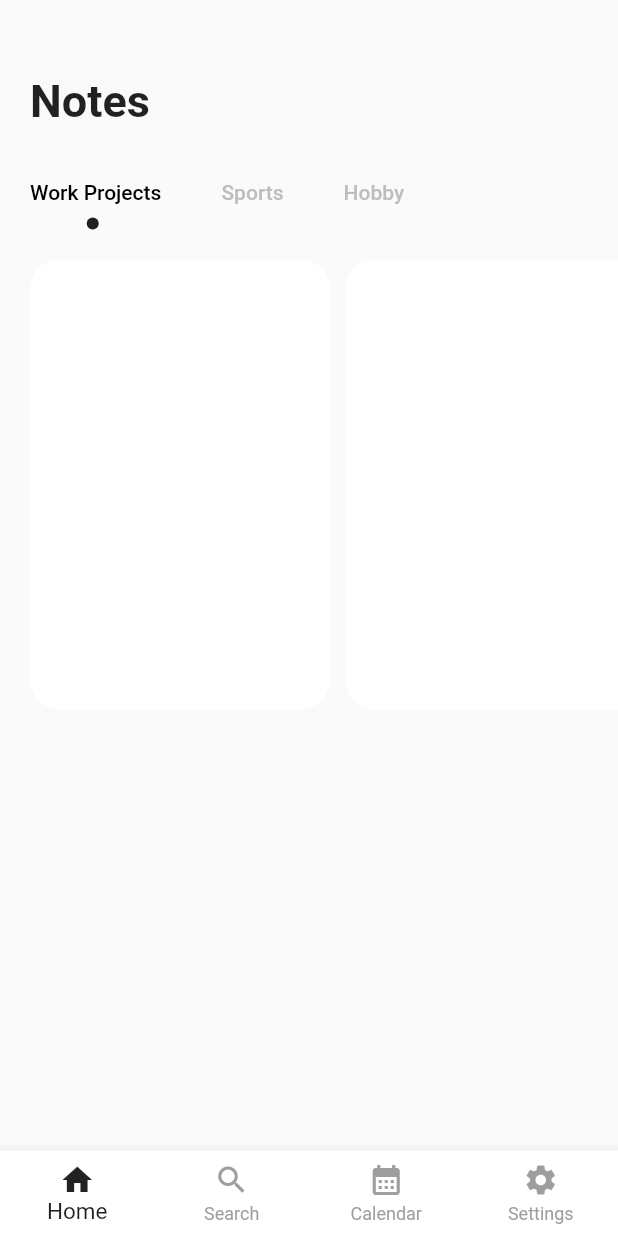
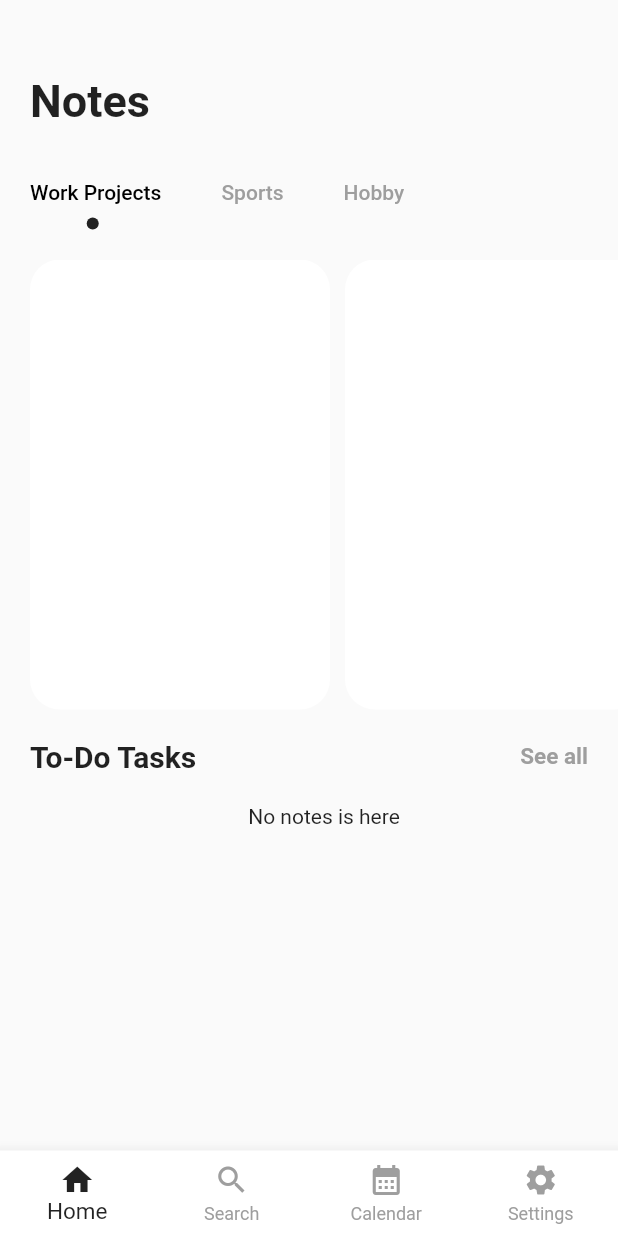
Before and after one commit to OwlDarlyn/flutter-notes, a Flutter app: the screen it shows after launch, on a phone screen of 412 x 824 dp. Run offline on Flutter 3.47's test engine with Material 2 defaults, Android fonts, the phone set to English and light mode, and no system bars.

Commit message:
new icon

```diff
--- a/lib/screens/home_screen.dart
+++ b/lib/screens/home_screen.dart
@@ -26,7 +26,7 @@ class _HomeScreenState extends State<HomeScreen> with TickerProviderStateMixin {
         children: [
           const SizedBox(height: 30),
           Container(
-            padding: const EdgeInsets.only(top: 20, left: 20),
+            margin: const EdgeInsets.only(top: 20, left: 20),
             alignment: Alignment.bottomLeft,
             child: const Text(
               'Notes',
@@ -44,7 +44,7 @@ class _HomeScreenState extends State<HomeScreen> with TickerProviderStateMixin {
                 labelPadding: const EdgeInsets.only(left: 20, right: 20),
                 controller: _tabController,
                 labelColor: Colors.black,
-                unselectedLabelColor: Colors.grey[400],
+                unselectedLabelColor: Colors.grey,
                 isScrollable: true,
                 indicatorSize: TabBarIndicatorSize.label,
                 indicator: CircleTabIdicator(color: Colors.black87, radius: 4),
@@ -82,6 +82,70 @@ class _HomeScreenState extends State<HomeScreen> with TickerProviderStateMixin {
                 Tab(text: 'You'),
                 Tab(text: 'Bye'),
               ],
+            ),
+          ),
+          const SizedBox(height: 20),
+          Container(
+            margin: const EdgeInsets.only(left: 20, right: 20),
+            child: Row(
+              mainAxisAlignment: MainAxisAlignment.spaceBetween,
+              children: const [
+                Text(
+                  'To-Do Tasks',
+                  style: TextStyle(
+                    fontSize: 20,
+                    fontWeight: FontWeight.bold,
+                  ),
+                ),
+                Text(
+                  'See all',
+                  style: TextStyle(
+                    fontSize: 15,
+                    color: Colors.grey,
+                    fontWeight: FontWeight.bold,
+                  ),
+                ),
+              ],
+            ),
+          ),
+          const SizedBox(height: 20),
+          Container(
+            margin: const EdgeInsets.only(left: 20),
+            child: Consumer<NoteCollection>(
+              builder: (context, notes, chils) {
+                var allNotes = notes.allNotes;
+
+                if (allNotes.length == 0) {
+                  return Center(
+                    child: Text('No notes is here'),
+                  );
+                }
+                return ListView.builder(
+                  itemBuilder: (context, index) {
+                    var note = allNotes[index];
+
+                    return Dismissible(
+                      key: Key(note.id),
+                      onDismissed: (direction) {
+                        Provider.of<NoteCollection>(context, listen: false)
+                            .deleteNote(note.id);
+                      },
+                      background: Container(color: Colors.red),
+                      child: ListTile(
+                        title: Text(note.noteBody),
+                        onTap: () {
+                          Navigator.of(context).push(
+                            MaterialPageRoute(
+                              builder: (context) => NoteScreen(note: note),
+                            ),
+                          );
+                        },
+                      ),
+                    );
+                  },
+                  itemCount: allNotes.length,
+                );
+              },
             ),
           ),
         ],
```
Also changed, not shown: lib/screens/search_screen.dart (deleted, +0 -13 lines).
